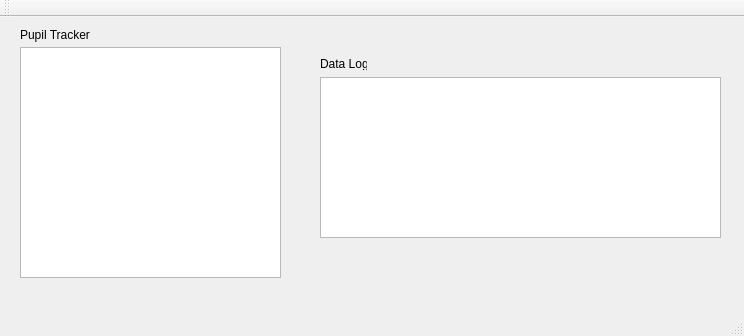
Above: Display/Display.ui from VirtualVision/VirtualVision before the change. Below: the same form after it.
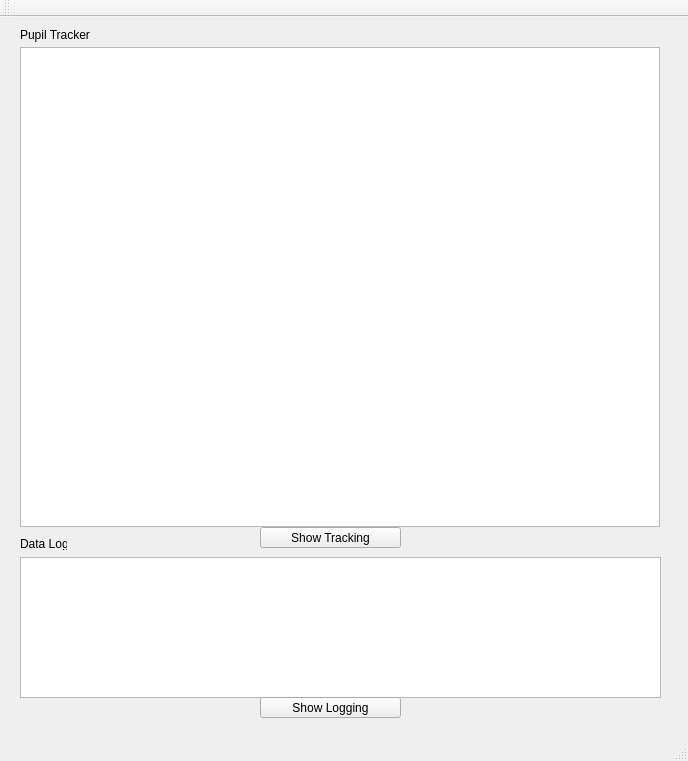
That is the form after the change.

Patch:
```diff
--- a/Display/Display.ui
+++ b/Display/Display.ui
@@ -6,8 +6,8 @@
    <rect>
     <x>0</x>
     <y>0</y>
-    <width>744</width>
-    <height>336</height>
+    <width>688</width>
+    <height>761</height>
    </rect>
   </property>
   <property name="windowTitle">
@@ -19,32 +19,26 @@
      <rect>
       <x>20</x>
       <y>30</y>
-      <width>261</width>
-      <height>231</height>
+      <width>640</width>
+      <height>480</height>
      </rect>
     </property>
-    <property name="sizePolicy">
-     <sizepolicy hsizetype="Fixed" vsizetype="Fixed">
-      <horstretch>0</horstretch>
-      <verstretch>0</verstretch>
-     </sizepolicy>
-    </property>
    </widget>
    <widget class="QTextBrowser" name="textBrowser">
     <property name="geometry">
      <rect>
-      <x>320</x>
-      <y>60</y>
-      <width>401</width>
-      <height>161</height>
+      <x>20</x>
+      <y>540</y>
+      <width>641</width>
+      <height>141</height>
      </rect>
     </property>
    </widget>
    <widget class="QLabel" name="label">
     <property name="geometry">
      <rect>
-      <x>320</x>
-      <y>40</y>
+      <x>20</x>
+      <y>520</y>
       <width>47</width>
       <height>13</height>
      </rect>
@@ -66,6 +60,32 @@
      <string>Pupil Tracker</string>
     </property>
    </widget>
+   <widget class="QPushButton" name="trackerButton">
+    <property name="geometry">
+     <rect>
+      <x>260</x>
+      <y>510</y>
+      <width>141</width>
+      <height>21</height>
+     </rect>
+    </property>
+    <property name="text">
+     <string>Show Tracking</string>
+    </property>
+   </widget>
+   <widget class="QPushButton" name="logButton">
+    <property name="geometry">
+     <rect>
+      <x>260</x>
+      <y>680</y>
+      <width>141</width>
+      <height>21</height>
+     </rect>
+    </property>
+    <property name="text">
+     <string>Show Logging</string>
+    </property>
+   </widget>
   </widget>
   <widget class="QMenuBar" name="menuBar">
    <property name="geometry">
```
Left out of the diff: 2 changed lines with no effect on the pictures.
